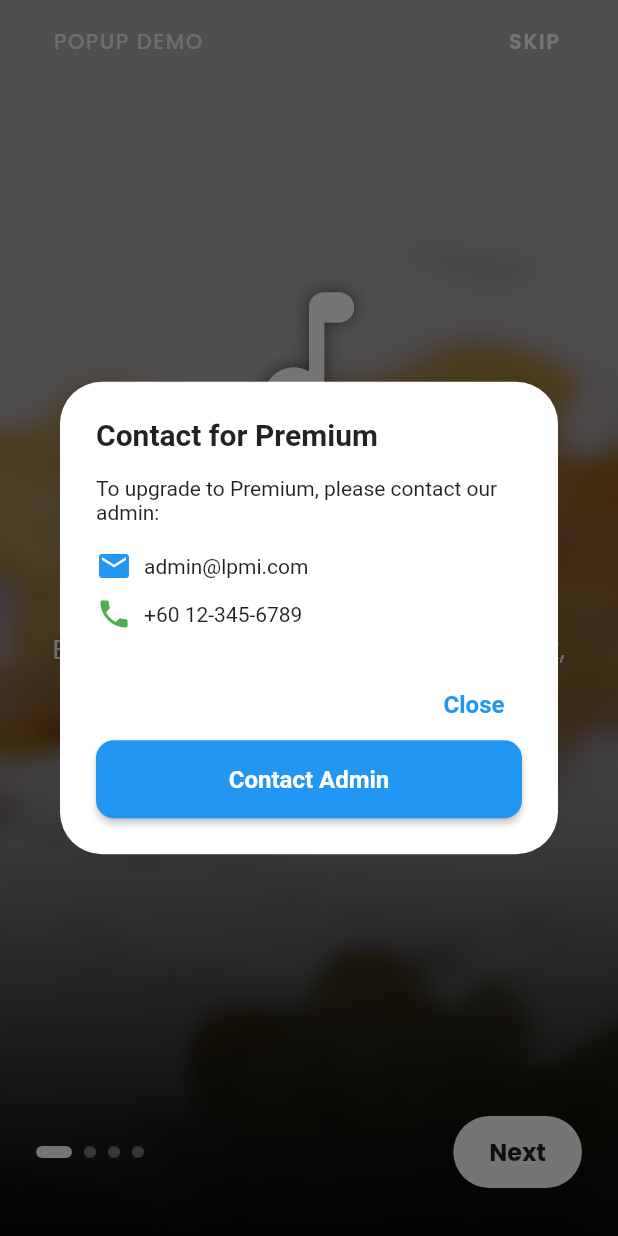
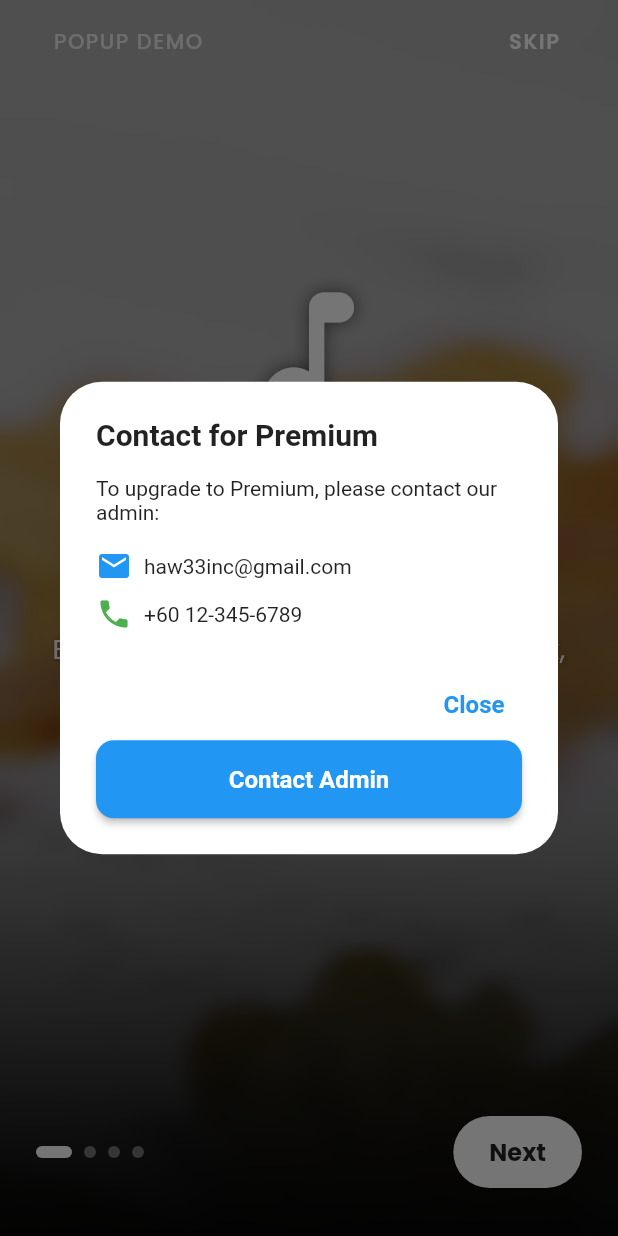
Before and after one commit to heary-aldy/lpmi40, a Flutter app: the PremiumUpgradeDialog widget shown alone on an empty page, opened directly, after a tap on "Upgrade", on a phone screen of 412 x 824 dp. Run offline on Flutter 3.47's test engine with Material 3 defaults, Android fonts, the phone set to English and light mode, and no system bars; our stand-ins replace connectivity_plus, device_info_plus, dio, file_picker, firebase_auth, firebase_core and 9 more; missing offline and left inert: audio_session, file_selector, flutter_email_sender; accounts and stored records are empty.

Commit message:
Email Update

```diff
--- a/lib/src/core/services/admin_config_service.dart
+++ b/lib/src/core/services/admin_config_service.dart
@@ -19,14 +19,14 @@ class AdminConfigService {
 
   // Hardcoded super admin emails (backup method)
   static const List<String> _hardcodedSuperAdmins = [
-    'admin@haweeinc.com',
+    'haw33inc@gmail.com',
     'superadmin@lpmi40.com',
     // Add your super admin emails here
   ];
 
   // Hardcoded admin emails (backup method)
   static const List<String> _hardcodedAdmins = [
-    'admin@haweeinc.com',
+    'haw33inc@gmail.com',
     'moderator@lpmi40.com',
     // Add your admin emails here
   ];
--- a/lib/src/core/services/firebase_service.dart
+++ b/lib/src/core/services/firebase_service.dart
@@ -870,7 +870,6 @@ class FirebaseService {
             'heary@hopetv.asia',
             'admin@hopetv.asia',
             'admin@lpmi.com',
-            'admin@haweeinc.com',
             'haw33inc@gmail.com'
           ];
 
--- a/lib/src/features/admin/presentation/user_management_page.dart
+++ b/lib/src/features/admin/presentation/user_management_page.dart
@@ -36,8 +36,7 @@ class _UserManagementPageState extends State<UserManagementPage> {
   final List<String> _superAdminEmails = [
     'heary_aldy@hotmail.com',
     'heary@hopetv.asia',
-    'haw33inc@gmail.com',
-    'admin@haweeinc.com'
+    'haw33inc@gmail.com'
   ];
 
   final Map<String, DateTime> _operationTimestamps = {};
--- a/lib/src/features/settings/presentation/settings_page.dart
+++ b/lib/src/features/settings/presentation/settings_page.dart
@@ -405,8 +405,8 @@ class _SettingsPageState extends State<SettingsPage> {
             ListTile(
               leading: const Icon(Icons.email),
               title: const Text('Email Support'),
-              subtitle: const Text('support@haweeinc.com'),
-              onTap: () => _launchEmail('support@haweeinc.com'),
+              subtitle: const Text('haw33inc@gmail.com'),
+              onTap: () => _launchEmail('haw33inc@gmail.com'),
             ),
             ListTile(
               leading: const Icon(Icons.web),
@@ -898,7 +898,7 @@ class _SettingsPageState extends State<SettingsPage> {
   // Support & Analytics Methods
   void _sendFeedback() {
     _launchEmailWithContent(
-      'support@haweeinc.com',
+      'haw33inc@gmail.com',
       'LPMI40 App Feedback',
       'Hello LPMI40 Team,\n\nI would like to share feedback about the app:\n\n[Please describe your feedback here]\n\nApp Version: ${_controller.packageInfo?.version ?? 'Unknown'}\nDevice: [Your device info]\n\nThank you!',
     );
@@ -906,7 +906,7 @@ class _SettingsPageState extends State<SettingsPage> {
 
   void _reportIssue() {
     _launchEmailWithContent(
-      'support@haweeinc.com',
+      'haw33inc@gmail.com',
       'LPMI40 App Issue Report',
       'Hello LPMI40 Team,\n\nI encountered an issue with the app:\n\n[Please describe the issue here]\n\nSteps to reproduce:\n1. [Step 1]\n2. [Step 2]\n3. [Step 3]\n\nExpected behavior:\n[What should happen]\n\nActual behavior:\n[What actually happened]\n\nApp Version: ${_controller.packageInfo?.version ?? 'Unknown'}\nDevice: [Your device info]\n\nThank you!',
     );
@@ -954,7 +954,7 @@ class _SettingsPageState extends State<SettingsPage> {
               ),
               SizedBox(height: 8),
               Text(
-                  'Contact us at support@haweeinc.com or visit our website for detailed guides.'),
+                  'Contact us at haw33inc@gmail.com or visit our website for detailed guides.'),
             ],
           ),
         ),
--- a/lib/src/features/songbook/presentation/widgets/access_control_banners.dart
+++ b/lib/src/features/songbook/presentation/widgets/access_control_banners.dart
@@ -437,7 +437,7 @@ class PremiumUpgradeDialog extends StatelessWidget {
               children: [
                 Icon(Icons.email, color: Colors.blue),
                 SizedBox(width: 8),
-                Text('admin@lpmi.com'),
+                Text('haw33inc@gmail.com'),
               ],
             ),
             SizedBox(height: 8),
```
Also changed, not shown: 1 other file.
